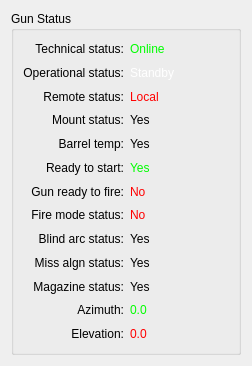
First picture: the form in src/view/panel/gun/frame_gun_data_monitoring.ui, repository MiftahSalam/FA-FCS-2020-HMI, before the edit.
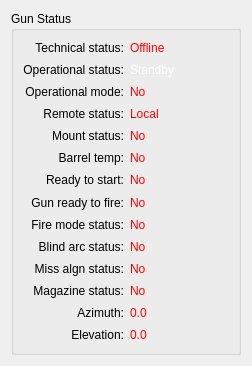
Second picture: the form after the edit.

Commit message: add op mode to UI status gun

```diff
--- a/src/view/panel/gun/frame_gun_data_monitoring.ui
+++ b/src/view/panel/gun/frame_gun_data_monitoring.ui
@@ -59,6 +59,16 @@
             </property>
            </widget>
           </item>
+          <item>
+           <widget class="QLabel" name="label_8">
+            <property name="text">
+             <string>Operational mode:</string>
+            </property>
+            <property name="alignment">
+             <set>Qt::AlignRight|Qt::AlignTrailing|Qt::AlignVCenter</set>
+            </property>
+           </widget>
+          </item>
           <item>
            <widget class="QLabel" name="label_3">
             <property name="layoutDirection">
@@ -197,10 +207,10 @@
              <enum>Qt::LeftToRight</enum>
             </property>
             <property name="styleSheet">
-             <string notr="true">color: rgb(0, 255, 0);</string>
+             <string notr="true">color : rgb(255, 0, 0);</string>
             </property>
             <property name="text">
-             <string>Online</string>
+             <string>Offline</string>
             </property>
             <property name="alignment">
              <set>Qt::AlignLeading|Qt::AlignLeft|Qt::AlignVCenter</set>
@@ -223,6 +233,16 @@
             </property>
            </widget>
           </item>
+          <item>
+           <widget class="QLabel" name="labelGunOpMode">
+            <property name="styleSheet">
+             <string notr="true">color : rgb(255, 0, 0);</string>
+            </property>
+            <property name="text">
+             <string>No</string>
+            </property>
+           </widget>
+          </item>
           <item>
            <widget class="QLabel" name="labelGunStatAccess">
             <property name="layoutDirection">
@@ -241,15 +261,21 @@
           </item>
           <item>
            <widget class="QLabel" name="labelGunMount">
+            <property name="styleSheet">
+             <string notr="true">color : rgb(255, 0, 0);</string>
+            </property>
             <property name="text">
-             <string>Yes</string>
+             <string>No</string>
             </property>
            </widget>
           </item>
           <item>
            <widget class="QLabel" name="labelGunBarrelTemp">
+            <property name="styleSheet">
+             <string notr="true">color : rgb(255, 0, 0);</string>
+            </property>
             <property name="text">
-             <string>Yes</string>
+             <string>No</string>
             </property>
            </widget>
           </item>
@@ -259,10 +285,10 @@
              <enum>Qt::LeftToRight</enum>
             </property>
             <property name="styleSheet">
-             <string notr="true">color: rgb(0, 255, 0);</string>
+             <string notr="true">color : rgb(255, 0, 0);</string>
             </property>
             <property name="text">
-             <string>Yes</string>
+             <string>No</string>
             </property>
             <property name="alignment">
              <set>Qt::AlignLeading|Qt::AlignLeft|Qt::AlignVCenter</set>
@@ -421,22 +447,31 @@
           </item>
           <item>
            <widget class="QLabel" name="labelBlarc">
+            <property name="styleSheet">
+             <string notr="true">color : rgb(255, 0, 0);</string>
+            </property>
             <property name="text">
-             <string>Yes</string>
+             <string>No</string>
             </property>
            </widget>
           </item>
           <item>
            <widget class="QLabel" name="labelGunMissAlgn">
+            <property name="styleSheet">
+             <string notr="true">color : rgb(255, 0, 0);</string>
+            </property>
             <property name="text">
-             <string>Yes</string>
+             <string>No</string>
             </property>
            </widget>
           </item>
           <item>
            <widget class="QLabel" name="labelGunMag">
+            <property name="styleSheet">
+             <string notr="true">color : rgb(255, 0, 0);</string>
+            </property>
             <property name="text">
-             <string>Yes</string>
+             <string>No</string>
             </property>
            </widget>
           </item>
@@ -446,7 +481,7 @@
              <enum>Qt::LeftToRight</enum>
             </property>
             <property name="styleSheet">
-             <string notr="true">color: rgb(0, 255, 0);</string>
+             <string notr="true">color : rgb(255, 0, 0);</string>
             </property>
             <property name="text">
              <string>0.0</string>
```
The commit also changes 2 other files.
